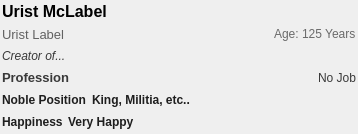
Before: the Qt Designer form ui/dwarfdetailswidget.ui in Dwarf-Therapist/Dwarf-Therapist, drawn with Qt 5.
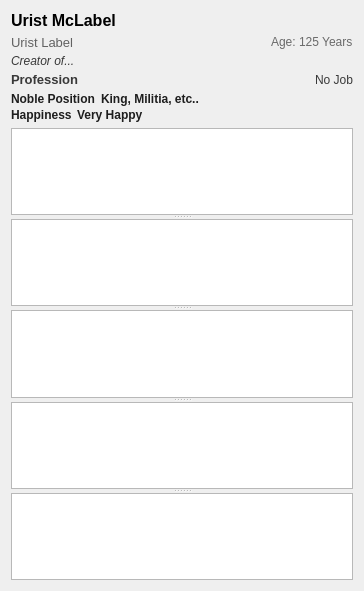
After: the same form once the commit is applied.

Commit message: Views - added default trait view - added alternate social view with related traits which affect the skills - modified background of default social view columns to be slightly darker - added text and changed the icon of the 'add new grid view' button to make it more obvious - added tooltips to the panes when adding new sets/columns to views

What changed in the file:
```diff
--- a/ui/dwarfdetailswidget.ui
+++ b/ui/dwarfdetailswidget.ui
@@ -6,20 +6,14 @@
    <rect>
     <x>0</x>
     <y>0</y>
-    <width>358</width>
-    <height>134</height>
+    <width>364</width>
+    <height>591</height>
    </rect>
   </property>
   <property name="windowTitle">
    <string>Form</string>
   </property>
-  <layout class="QVBoxLayout" name="vbox_main">
-   <property name="spacing">
-    <number>2</number>
-   </property>
-   <property name="margin">
-    <number>2</number>
-   </property>
+  <layout class="QVBoxLayout" name="verticalLayout_2">
    <item>
     <layout class="QVBoxLayout" name="verticalLayout">
      <property name="spacing">
@@ -620,6 +614,18 @@
      </item>
     </layout>
    </item>
+   <item>
+    <widget class="QSplitter" name="splitter">
+     <property name="orientation">
+      <enum>Qt::Vertical</enum>
+     </property>
+     <widget class="QTableWidget" name="tw_skills"/>
+     <widget class="QTableWidget" name="tw_attributes"/>
+     <widget class="QTableWidget" name="tw_traits"/>
+     <widget class="QTableWidget" name="tw_roles"/>
+     <widget class="QTableWidget" name="tw_prefs"/>
+    </widget>
+   </item>
   </layout>
  </widget>
  <resources/>
```
The commit also changes 159 other files.
